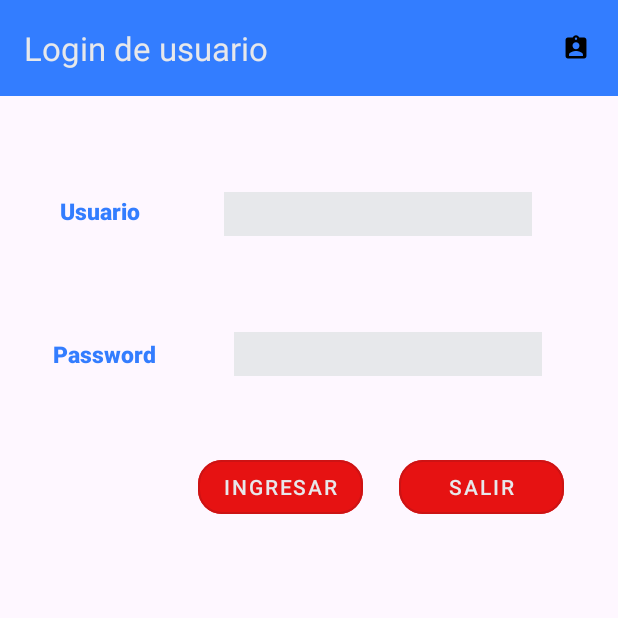
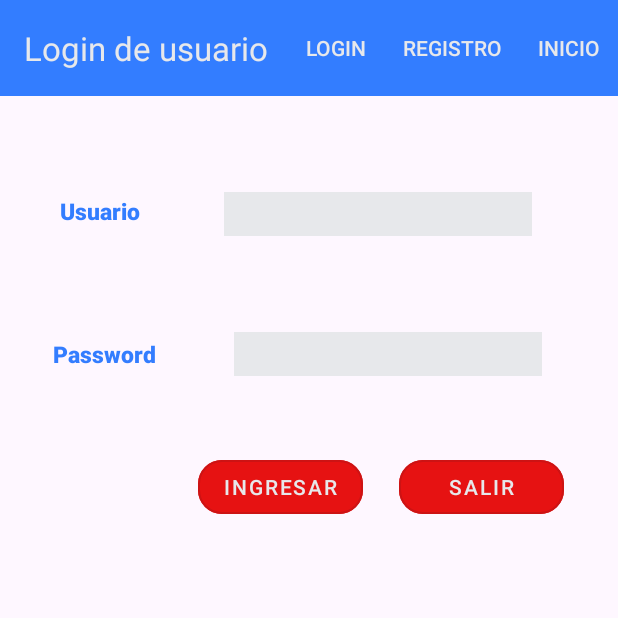
Before and after one commit to Victor120y/Victor120y-evaluacion-practica-1-DAM, an Android app: the screen it shows after launch (MainActivity), on a phone screen of 412 x 824 dp, the top half of it. Run offline under Robolectric (Android 15) with nearby library versions, the phone set to English and light mode, and no system bars.

Commit message:
agregando el menu

```diff
--- a/app/src/main/res/menu/menu_main.xml
+++ b/app/src/main/res/menu/menu_main.xml
@@ -1,12 +1,19 @@
 <?xml version="1.0" encoding="utf-8"?>
-<menu xmlns:app="http://schemas.android.com/apk/res-auto"
-    xmlns:android="http://schemas.android.com/apk/res/android"
+<menu xmlns:android="http://schemas.android.com/apk/res/android"
+    xmlns:app="http://schemas.android.com/apk/res-auto"
     xmlns:tools="http://schemas.android.com/tools">
 
+
     <item
-        android:id="@+id/menu_register"
-        android:icon="@drawable/ic_launcher_foreground"
-        android:title="Registrarse"
-        app:showAsAction="always"
-        tools:ignore="HardcodedText"/>
+        android:id="@+id/mnLogin"
+        android:title="Login"
+        app:showAsAction="always"/>
+    <item
+        android:id="@+id/mnRegistro"
+        android:title="Registro"
+        app:showAsAction="always"/>/>
+    <item
+        android:id="@+id/mnInicio"
+        android:title="Inicio"
+        app:showAsAction="always"/>/>
 </menu>
```
